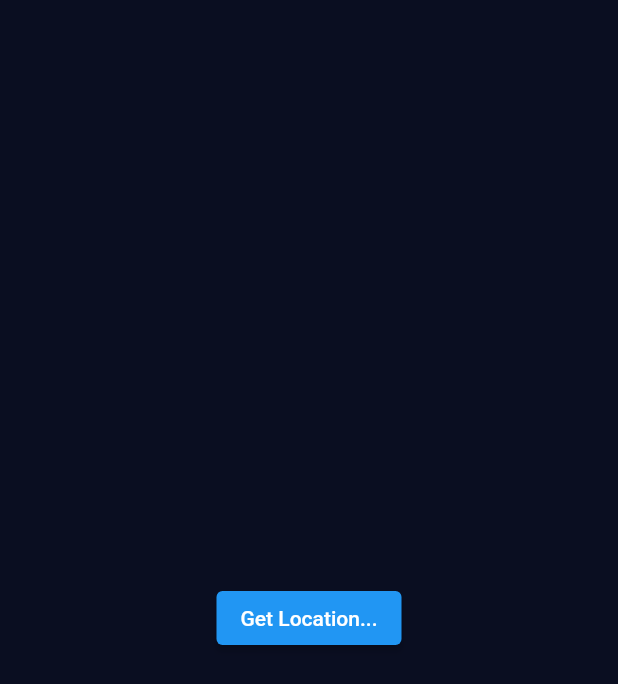
After one commit to Balghari13/angela_prac, a Flutter app: the LoadingScreen screen opened by its route, after a tap on "Get Location...", on a phone screen of 412 x 824 dp. The commit adds this screen. Shown: the top 684 px of the screen. Run offline on Flutter 3.47's test engine with Material 2 defaults, Android fonts, the phone set to English and light mode, and no system bars; our stand-ins replace audioplayers, font_awesome_flutter, geolocator, rflutter_alert.

Commit message:
added functionality to get current location of phone

```diff
--- /dev/null
+++ b/lib/Weather App/screens/loading_screen.dart
@@ -0,0 +1,66 @@
+import 'package:angela_course_prac_repo/Weather%20App/screens/location.dart';
+import 'package:flutter/material.dart';
+import 'package:geolocator/geolocator.dart';
+
+
+
+class LoadingScreen extends StatefulWidget {
+  const LoadingScreen({super.key});
+
+  @override
+  State<LoadingScreen> createState() => _LoadingScreenState();
+}
+
+class _LoadingScreenState extends State<LoadingScreen> {
+
+  @override
+  void initState() {
+    // TODO: implement initState
+    super.initState();
+  }
+  void getLoc () async{
+    GetLocation location = GetLocation();
+    await location.getLocation();
+    print(location.log);
+    print(location.lat);
+  }
+//   Future<Position> getLocation() async{
+//     bool serviceEnabled = await Geolocator.isLocationServiceEnabled();
+//     if(!serviceEnabled){
+//       return Future.error('location service are disbled');
+//     }
+//     LocationPermission permission = await Geolocator.checkPermission();
+//     if(permission==LocationPermission.denied){
+//       permission = await Geolocator.requestPermission();
+//       if(permission==LocationPermission.denied){
+//         return Future.error('permission denied');
+//       }
+//     }
+//     if(permission==LocationPermission.deniedForever){
+//       return Future.error('cannot access location');
+//     }
+//     Position position= await Geolocator.getCurrentPosition(desiredAccuracy: LocationAccuracy.low);
+// print(position);
+//     return position;
+//
+//   }
+  // void getLocation() async{
+  //   try{
+  //     Position position = await Geolocator.getCurrentPosition(desiredAccuracy: LocationAccuracy.low);
+  //     print(position);
+  //   }catch(e){
+  //     print(e);
+  //   }
+  //
+  // }
+  @override
+  Widget build(BuildContext context) {
+    return Scaffold(
+      body: Center(
+        child: ElevatedButton(onPressed: (){
+         getLoc();
+        },child: Text('Get Location...'),),
+      )
+    );
+  }
+}
--- /dev/null
+++ b/lib/Weather App/screens/location.dart
@@ -0,0 +1,31 @@
+import 'package:geolocator/geolocator.dart';
+
+class GetLocation{
+  double? lat;
+  double? log;
+Future<void> getLocation() async {
+    try {
+      bool serviceEnabled = await Geolocator.isLocationServiceEnabled();
+      if (!serviceEnabled) {
+        Future.error('Service not enabled');
+      }
+      LocationPermission permission = await Geolocator.checkPermission();
+      if (permission == LocationPermission.denied) {
+        permission = await Geolocator.requestPermission();
+        if (permission == LocationPermission.denied) {
+          return Future.error('permission not granted');
+        }
+      }
+      if (permission == LocationPermission.deniedForever) {
+        return Future.error('permission denied');
+      }
+      Position position = await Geolocator.getCurrentPosition();
+      lat = position.latitude;
+      log = position.longitude;
+      print(position);
+      //return position;
+    }catch(e){
+      print(e);
+    }
+  }
+}
--- a/lib/main.dart
+++ b/lib/main.dart
@@ -3,6 +3,7 @@ import 'package:angela_course_prac_repo/BMI/result.dart';
 import 'package:angela_course_prac_repo/Distini%20Challange/distini_app.dart';
 import 'package:angela_course_prac_repo/Magic8%20ball%20app/magicBall.dart';
 import 'package:angela_course_prac_repo/DiceApp/diceApp.dart';
+import 'package:angela_course_prac_repo/Weather%20App/screens/loading_screen.dart';
 import 'package:angela_course_prac_repo/pract.dart';
 import 'package:angela_course_prac_repo/xylophone%20app/xylophone.dart';
 import 'package:flutter/material.dart';
@@ -38,6 +39,7 @@ class MyApp extends StatelessWidget {
         'qistiniApp': (context)=> const DistiniApp(),
         'pracApp' : (context)=> PractApp(),
         'bmiApp' : (context)=> const BmiApp(),
+        'weatherApp': (context)=> LoadingScreen(),
       },
     );
   }
@@ -84,6 +86,9 @@ class HomePage extends StatelessWidget {
             ElevatedButton(onPressed: (){
              Navigator.pushNamed(context, 'bmiApp');
             }, child: const Text('BMI App')),
+            ElevatedButton(onPressed: (){Navigator.pushNamed(context, 'weatherApp');},
+                child: Text('Weather App')),
+
           ],
         ),
       ),
--- a/pubspec.yaml
+++ b/pubspec.yaml
@@ -38,6 +38,7 @@ dependencies:
   audioplayers: ^5.1.0
   rflutter_alert: ^2.0.7
   font_awesome_flutter: ^10.5.0
+  geolocator: ^10.0.1
 
 dev_dependencies:
   flutter_test:
```
Also changed, not shown: scratch.dart (added, +53 -0 lines), pubspec.lock, 1 other file.
